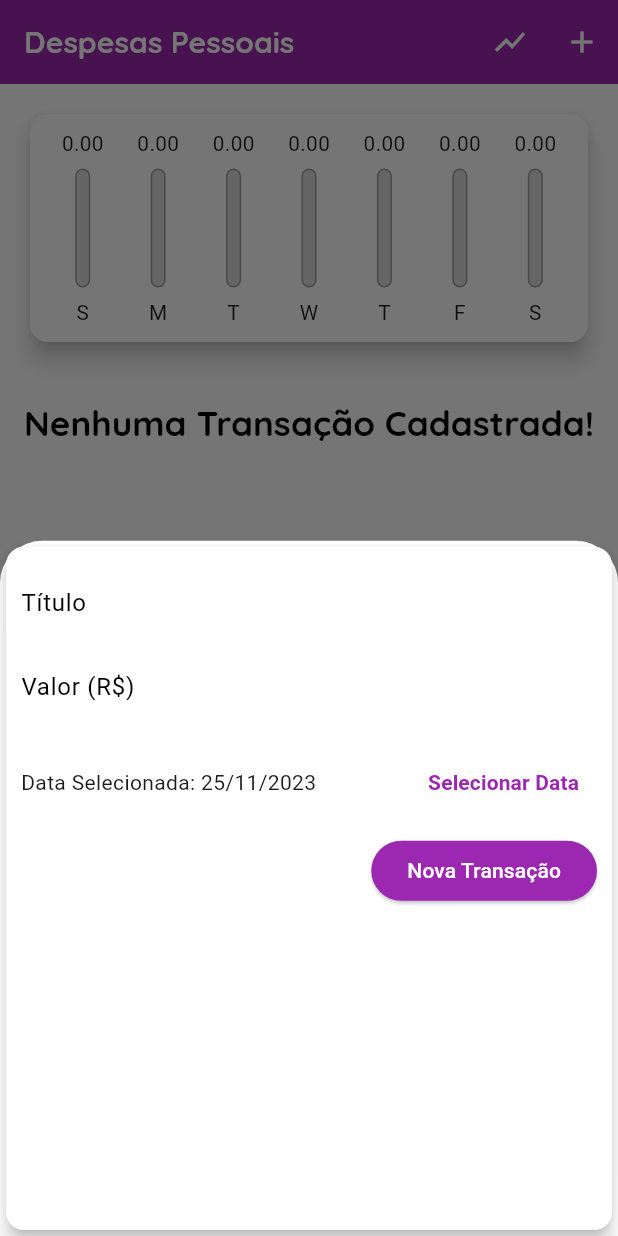
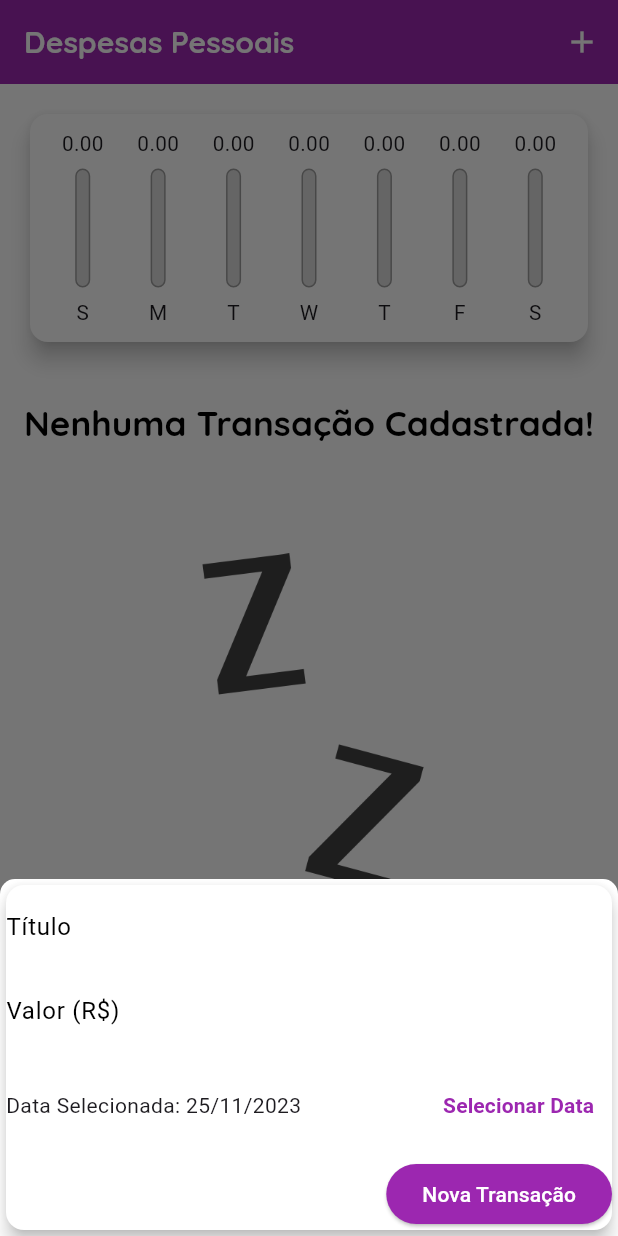
Before and after one commit to GoedertDalmolin/expenses, a Flutter app: the screen it shows after launch, after a tap on the "add" icon, on a phone screen of 412 x 824 dp. Run offline on Flutter 3.47's test engine with Material 3 defaults, Android fonts, the phone set to English and light mode, and no system bars; our stand-ins replace google_fonts.

Commit message:
Fixed some responsiveness details.

```diff
--- a/lib/components/transaction_form.dart
+++ b/lib/components/transaction_form.dart
@@ -42,11 +42,12 @@ class _TransactionFormState extends State<TransactionForm> {
 
   @override
   Widget build(BuildContext context) {
-    return Card(
+    return SingleChildScrollView(
+      child: Card(
         surfaceTintColor: Colors.white,
         elevation: 5,
         child: Padding(
-        padding: const EdgeInsets.all(10.0),
+          padding: MediaQuery.of(context).viewInsets,
           child: Column(
             children: [
               TextField(
@@ -99,8 +100,9 @@ class _TransactionFormState extends State<TransactionForm> {
                     ),
                   ),
                 ],
-            )
+              ),
             ],
+          ),
         ),
       ),
     );
--- a/lib/main.dart
+++ b/lib/main.dart
@@ -5,7 +5,6 @@ import 'package:expenses/components/transaction_form.dart';
 import 'package:expenses/components/transaction_list.dart';
 import 'package:expenses/models/transaction.dart';
 import 'package:flutter/material.dart';
-import 'package:flutter/services.dart';
 import 'package:google_fonts/google_fonts.dart';
 
 main() => runApp(const ExpensesApp());
@@ -107,6 +106,12 @@ class _MyHomePageState extends State<MyHomePage> {
   _openTransactionFormModal(BuildContext context) {
     showModalBottomSheet(
         context: context,
+        shape: RoundedRectangleBorder(
+          borderRadius: BorderRadius.vertical(
+            top: Radius.circular(10),
+          ),
+        ),
+        isScrollControlled: true,
         builder: (ctx) {
           return TransactionForm(onSubmit: _addTransaction);
         });
@@ -135,16 +140,18 @@ class _MyHomePageState extends State<MyHomePage> {
 
   @override
   Widget build(BuildContext context) {
-    bool isLandscape = MediaQuery.orientationOf(context) == Orientation.landscape;
+    final mediaQuery = MediaQuery.of(context);
+    bool isLandscape = mediaQuery.orientation == Orientation.landscape;
 
     final appBar = AppBar(
       title: Text(
         'Despesas Pessoais',
         style: TextStyle(
-          fontSize: MediaQuery.textScalerOf(context).scale(20),
+          fontSize: mediaQuery.textScaler.scale(20),
         ),
       ),
       actions: [
+        if (isLandscape)
           IconButton(
             onPressed: () {
               setState(() {
@@ -164,7 +171,7 @@ class _MyHomePageState extends State<MyHomePage> {
     );
 
     final sizeAppBar = appBar.preferredSize.height;
-    final availableHeight = MediaQuery.sizeOf(context).height - sizeAppBar - MediaQuery.paddingOf(context).top;
+    final availableHeight = mediaQuery.size.height - sizeAppBar - mediaQuery.padding.top;
 
     return Scaffold(
       backgroundColor: Theme.of(context).colorScheme.background,
@@ -187,7 +194,7 @@ class _MyHomePageState extends State<MyHomePage> {
               ),
             if (!_showChart || !isLandscape)
               SizedBox(
-                height: availableHeight *  (isLandscape ? 0.90 : 0.75) ,
+                height: availableHeight * (isLandscape ? 1 : 0.75),
                 child: TransactionList(
                   transactions: _transactions,
                   onRemove: _removeTransaction,
```
Also changed, not shown: lib/components/transaction_list.dart (+15 -1 lines). Lines whose indentation alone changed are shown as unchanged.
